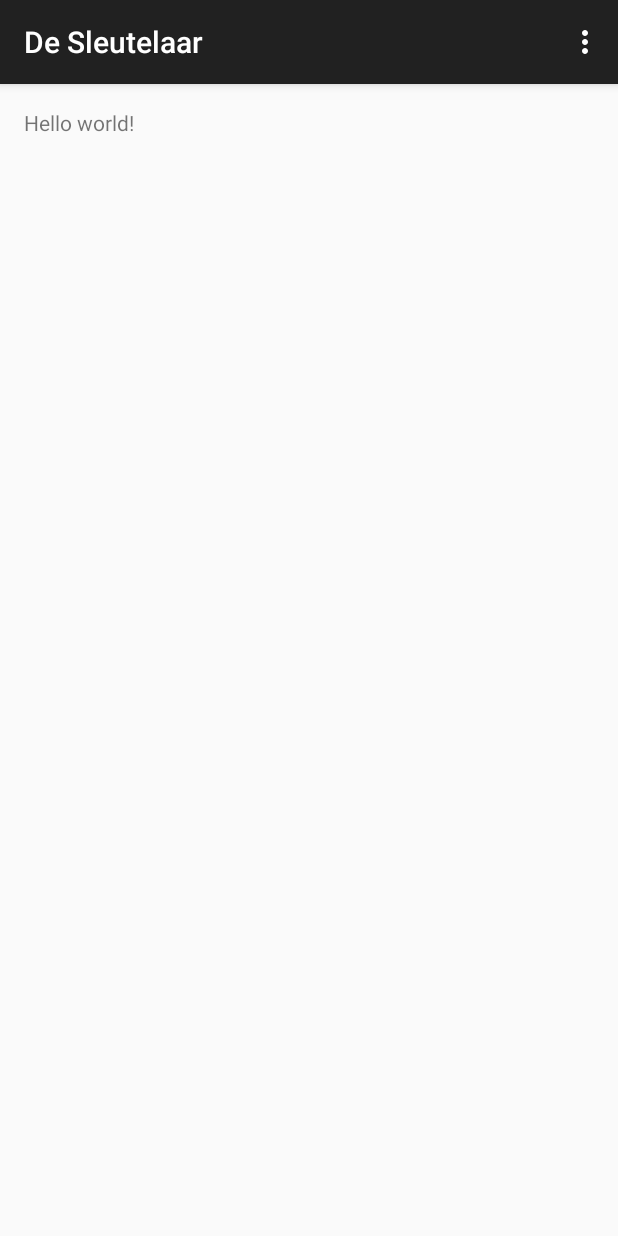
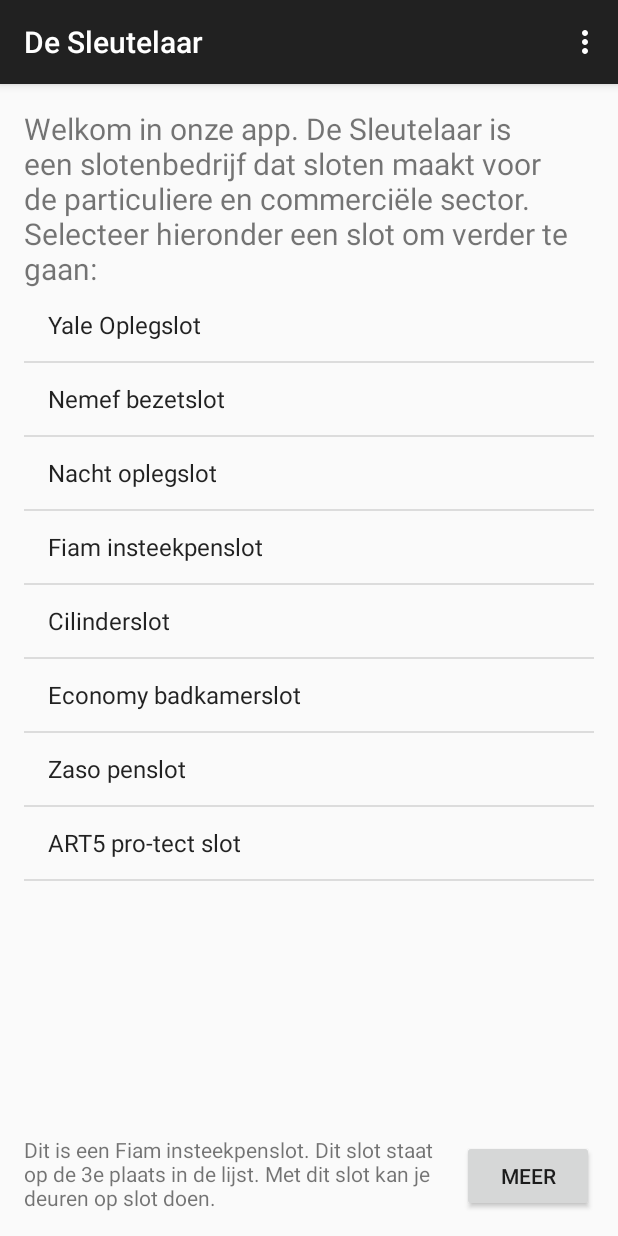
Before and after one commit to Marinosbitter/De-Sleutelaar, an Android app: the screen it shows after launch (MainActivity), in the options menu, after a tap on "Settings", on a phone screen of 412 x 824 dp. Run offline under Robolectric (Android 15) with nearby library versions, the phone set to English and light mode, and no system bars.

Commit message:
Listview vanuit een eigen lokale string lijst.

```diff
--- a/app/src/main/java/nl/hsleiden/imtpmd/desleutelaar/MainActivity.java
+++ b/app/src/main/java/nl/hsleiden/imtpmd/desleutelaar/MainActivity.java
@@ -1,6 +1,7 @@
 package nl.hsleiden.imtpmd.desleutelaar;
 
 import android.content.ContentValues;
+import android.content.Intent;
 import android.database.Cursor;
 import android.provider.BaseColumns;
 import android.support.v7.app.AppCompatActivity;
@@ -8,6 +9,12 @@ import android.os.Bundle;
 import android.util.Log;
 import android.view.Menu;
 import android.view.MenuItem;
+import android.view.View;
+import android.widget.AdapterView;
+import android.widget.ArrayAdapter;
+import android.widget.Button;
+import android.widget.ListView;
+import android.widget.TextView;
 
 import com.google.gson.Gson;
 
@@ -15,6 +22,11 @@ import nl.hsleiden.imtpmd.desleutelaar.database.DatabaseHelper;
 import nl.hsleiden.imtpmd.desleutelaar.database.DatabaseInfo;
 
 public class MainActivity extends AppCompatActivity {
+
+    ListView listView;
+    int itemPosition;
+    public final static String EXTRA_MESSAGE = "com.mycompany.myfirstapp.MESSAGE";
+    String itemValue;
 
     @Override
     protected void onCreate(Bundle savedInstanceState) {
@@ -47,6 +59,65 @@ public class MainActivity extends AppCompatActivity {
 
 // Even checken of dit goed binnen komt
         Log.d("Michiel deze gevonden=", "deze :" + name);
+
+
+        // Get ListView object from xml
+        listView = (ListView) findViewById(R.id.list);
+
+        // Defined Array values to show in ListView
+        String[] values = new String[]{
+                "Yale Oplegslot",
+                "Nemef bezetslot",
+                "Nacht oplegslot",
+                "Fiam insteekpenslot",
+                "Cilinderslot",
+                "Economy badkamerslot",
+                "Zaso penslot",
+                "ART5 pro-tect slot"
+        };
+
+        // Define a new Adapter
+        // First parameter - Context
+        // Second parameter - Layout for the row
+        // Third parameter - ID of the TextView to which the data is written
+        // Forth - the Array of data
+
+        ArrayAdapter<String> adapter = new ArrayAdapter<String>(this,
+                android.R.layout.simple_list_item_1, android.R.id.text1, values);
+
+
+        // Assign adapter to ListView
+        listView.setAdapter(adapter);
+
+        // ListView Item Click Listener
+        listView.setOnItemClickListener(new AdapterView.OnItemClickListener() {
+
+            @Override
+            public void onItemClick(AdapterView<?> parent, View view,
+                                    int position, long id) {
+
+                // ListView Clicked item index
+                itemPosition = position;
+
+                // ListView Clicked item value
+                itemValue = (String) listView.getItemAtPosition(position);
+
+                TextView newtext = (TextView) findViewById(R.id.lockInfoField);
+                newtext.setText("Dit is een " + itemValue + ". Dit slot staat op de " + itemPosition + "e plaats in de lijst. Met dit slot kan je deuren op slot doen.");
+
+                Button btn = (Button) findViewById(R.id.moreInfoButton);
+                btn.setEnabled(true);
+                btn.setClickable(true);
+            }
+
+        });
+    }
+
+    public void openMeerInfo(View view) {
+        Log.d("De meer knop", "is succesvol ingedrukt!");
+        Intent intent = new Intent(this, LockInfoActivity.class);
+        intent.putExtra(EXTRA_MESSAGE, itemValue);
+        startActivity(intent);
     }
 
     @Override
--- a/app/src/main/res/layout/activity_main.xml
+++ b/app/src/main/res/layout/activity_main.xml
@@ -5,7 +5,51 @@
     android:paddingTop="@dimen/activity_vertical_margin"
     android:paddingBottom="@dimen/activity_vertical_margin" tools:context=".MainActivity">
 
-    <TextView android:text="@string/hello_world" android:layout_width="wrap_content"
-        android:layout_height="wrap_content" />
+    <TextView
+        android:layout_width="match_parent"
+        android:layout_height="wrap_content"
+        android:text="@string/welkomtext"
+        android:id="@+id/welcomeText"
+        android:layout_alignParentTop="true"
+        android:layout_alignParentLeft="true"
+        android:layout_alignParentStart="true"
+        android:layout_alignParentRight="true"
+        android:layout_alignParentEnd="true"
+        android:textIsSelectable="false"
+        android:textSize="20sp" />
+
+    <ListView
+        android:layout_width="wrap_content"
+        android:layout_height="wrap_content"
+        android:id="@+id/list"
+        android:layout_below="@+id/welcomeText"
+        android:layout_alignParentLeft="true"
+        android:layout_alignParentStart="true"
+        android:choiceMode="singleChoice"
+        android:layout_above="@+id/lockInfoField" />
+
+    <TextView
+        android:layout_width="wrap_content"
+        android:layout_height="wrap_content"
+        android:textAppearance="?android:attr/textAppearanceSmall"
+        android:text="Hier komt informatie over het slot te staan."
+        android:id="@+id/lockInfoField"
+        android:layout_alignParentBottom="true"
+        android:layout_alignParentLeft="true"
+        android:layout_alignParentStart="true"
+        android:layout_toLeftOf="@+id/moreInfoButton"
+        android:layout_toStartOf="@+id/moreInfoButton" />
+
+    <Button
+        android:layout_width="wrap_content"
+        android:layout_height="wrap_content"
+        android:text="Meer"
+        android:id="@+id/moreInfoButton"
+        android:layout_alignParentBottom="true"
+        android:layout_alignParentRight="true"
+        android:layout_alignParentEnd="true"
+        android:clickable="false"
+        android:enabled="false"
+        android:onClick="openMeerInfo"/>
 
 </RelativeLayout>
--- a/app/src/main/res/values/strings.xml
+++ b/app/src/main/res/values/strings.xml
@@ -6,4 +6,10 @@
     <string name="title_activity_slot_info">SlotInfoActivity</string>
     <string name="title_activity_lock_info">LockInfoActivity</string>
     <string name="title_activity_order">OrderActivity</string>
+
+    <string name="welkomtext"> Welkom in onze app. De Sleutelaar is een slotenbedrijf dat sloten maakt voor de particuliere en commerciële sector.
+
+    Selecteer hieronder een slot om verder te gaan:
+    </string>
+
 </resources>
```
